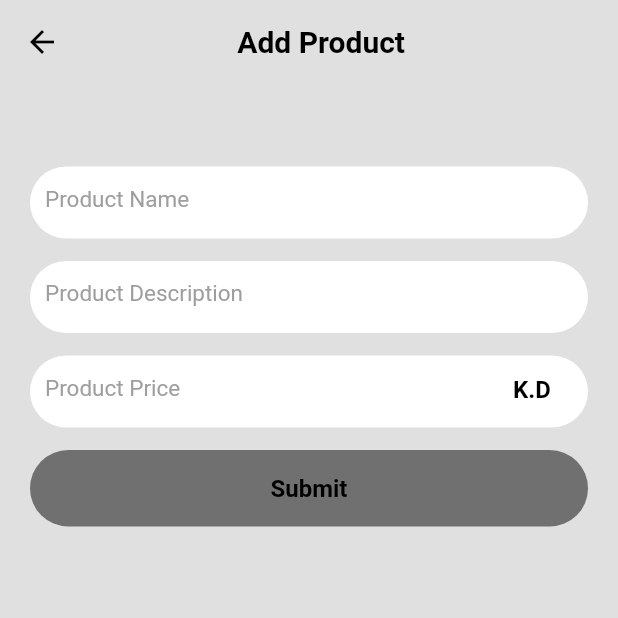
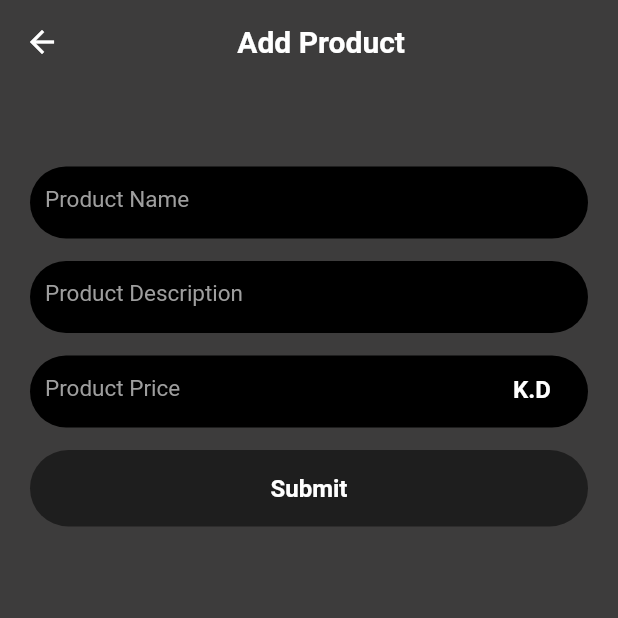
Before and after one commit to ItsYacer/Product_Task, a Flutter app: the screen it shows after launch, after a tap on "Add Product", on a phone screen of 412 x 824 dp, the top half of it. Run offline on Flutter 3.47's test engine with Material 2 defaults, Android fonts, the phone set to English and light mode, and no system bars; our stand-ins replace bloc, cloud_firestore, firebase_core, flutter_bloc, top_snackbar_flutter; accounts and stored records are empty.

Commit message:
update color

```diff
--- a/lib/main.dart
+++ b/lib/main.dart
@@ -39,7 +39,7 @@ class MyApp extends StatelessWidget {
       ],
         child: MaterialApp(
           debugShowCheckedModeBanner: false,
-          theme: lightTHeme,
+          theme: darkTheme,
           darkTheme: darkTheme,
           themeMode: ThemeMode.system,
           home: const ManageProducts(),
--- a/lib/screens/add_product/cubit.dart
+++ b/lib/screens/add_product/cubit.dart
@@ -40,7 +40,6 @@ class AddProductCubit extends Cubit<AddProductStates> {
     });
   }
 
-
   bool isActive = false;
   bool nameTrue = false;
   bool descriptionTrue = false;
--- a/lib/screens/mange_product/manage_products.dart
+++ b/lib/screens/mange_product/manage_products.dart
@@ -46,7 +46,7 @@ class ManageProducts extends StatelessWidget {
                           controller:
                               MangeProductCubit.get(context).searchController,
                           text: 'Search product',
-                          suffix: const Icon(Icons.search)),
+                          suffix: Icon(Icons.search,color:Theme.of(context).canvasColor,)),
                     ),
                     const SizedBox(
                       height: 7.0,
--- a/lib/shared/components.dart
+++ b/lib/shared/components.dart
@@ -74,7 +74,8 @@ Widget buildTextFormField({
               hintStyle: Theme.of(context).textTheme.headline4,
               border: InputBorder.none,
               suffixIcon: Padding(
-                  padding: const EdgeInsets.only(top: 6.0), child: suffix),
+                  padding: const EdgeInsets.only(top: 6.0), child: suffix,),
+
             ),
           ),
         ));
--- a/lib/shared/themes.dart
+++ b/lib/shared/themes.dart
@@ -26,7 +26,7 @@ ThemeData? lightTHeme = ThemeData(
     subtitle2: TextStyle(
         color: Colors.white, fontWeight: FontWeight.bold, fontSize: 16.0),
   ),
-  canvasColor: Colors.white,
+  canvasColor: Colors.grey,
   backgroundColor: Colors.grey[300],
   cardColor: Colors.white,
   primaryColor: Colors.redAccent,
@@ -63,5 +63,5 @@ ThemeData? darkTheme = ThemeData(
   iconTheme: const IconThemeData(color: Colors.grey, size: 15.0),
   backgroundColor: const Color.fromARGB(188, 26, 25, 25),
   cardColor: Colors.black,
-  canvasColor: Colors.black,
+  canvasColor: Colors.grey,
 );
```
